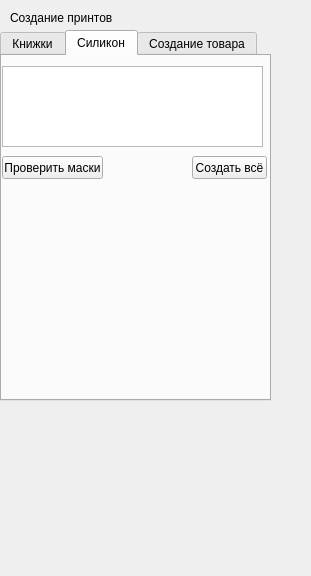
Before: the Qt Designer form WB/MakePrint/ui/MakeBookPrintUi.ui in gora5624/Python, drawn with Qt 5.
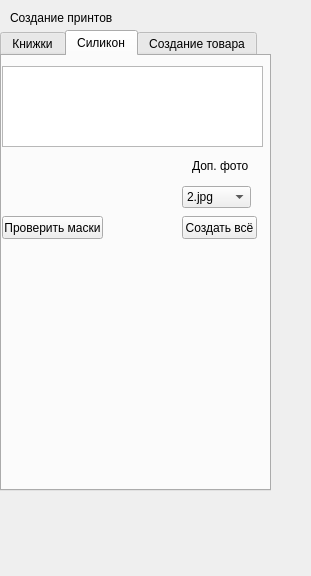
After: the same form once the commit is applied. The open tabs and pages were chosen to show the change.

```diff
--- a/WB/MakePrint/ui/MakeBookPrintUi.ui
+++ b/WB/MakePrint/ui/MakeBookPrintUi.ui
@@ -19,7 +19,7 @@
      <x>0</x>
      <y>30</y>
      <width>271</width>
-     <height>371</height>
+     <height>461</height>
     </rect>
    </property>
    <property name="currentIndex">
@@ -214,8 +214,8 @@
     <widget class="QPushButton" name="CreateSiliconImage">
      <property name="geometry">
       <rect>
-       <x>190</x>
-       <y>100</y>
+       <x>180</x>
+       <y>160</y>
        <width>75</width>
        <height>23</height>
       </rect>
@@ -228,7 +228,7 @@
      <property name="geometry">
       <rect>
        <x>0</x>
-       <y>100</y>
+       <y>160</y>
        <width>101</width>
        <height>23</height>
       </rect>
@@ -237,6 +237,39 @@
       <string>Проверить маски</string>
      </property>
     </widget>
+    <widget class="QComboBox" name="AddPhotoSelector">
+     <property name="geometry">
+      <rect>
+       <x>180</x>
+       <y>130</y>
+       <width>69</width>
+       <height>22</height>
+      </rect>
+     </property>
+     <item>
+      <property name="text">
+       <string>2.jpg</string>
+      </property>
+     </item>
+     <item>
+      <property name="text">
+       <string>3.jpg</string>
+      </property>
+     </item>
+    </widget>
+    <widget class="QLabel" name="label_4">
+     <property name="geometry">
+      <rect>
+       <x>190</x>
+       <y>100</y>
+       <width>61</width>
+       <height>20</height>
+      </rect>
+     </property>
+     <property name="text">
+      <string>Доп. фото</string>
+     </property>
+    </widget>
    </widget>
    <widget class="QWidget" name="tab">
     <attribute name="title">
```
Left out of the diff: 26 changed lines with no effect on the pictures.
